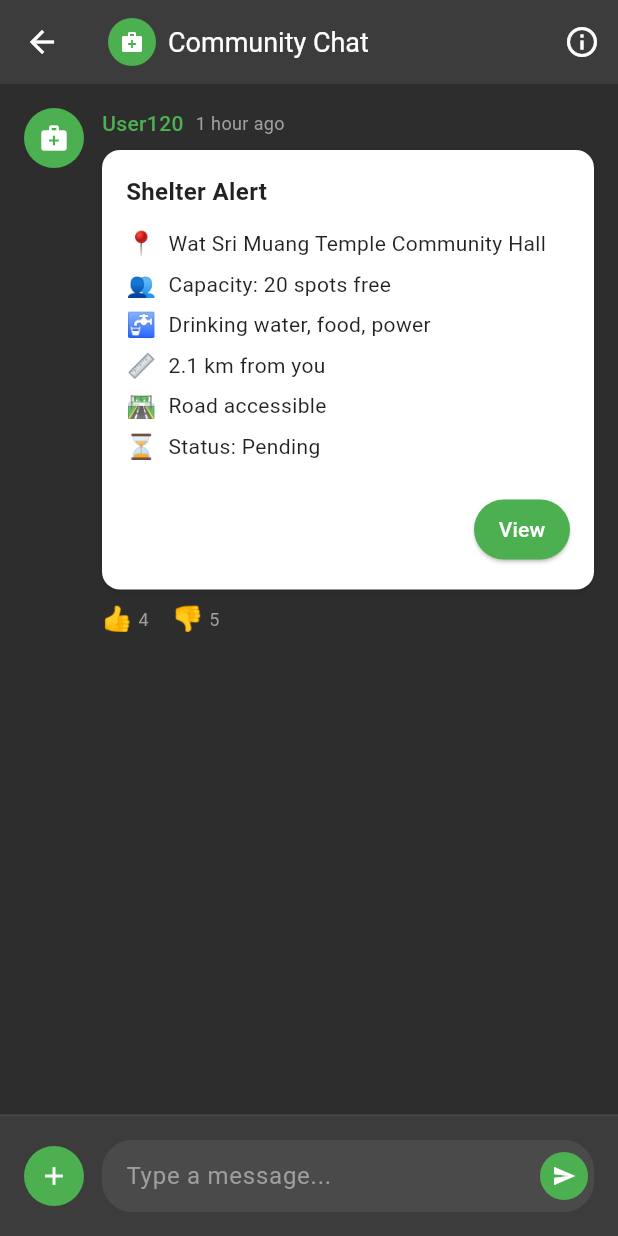
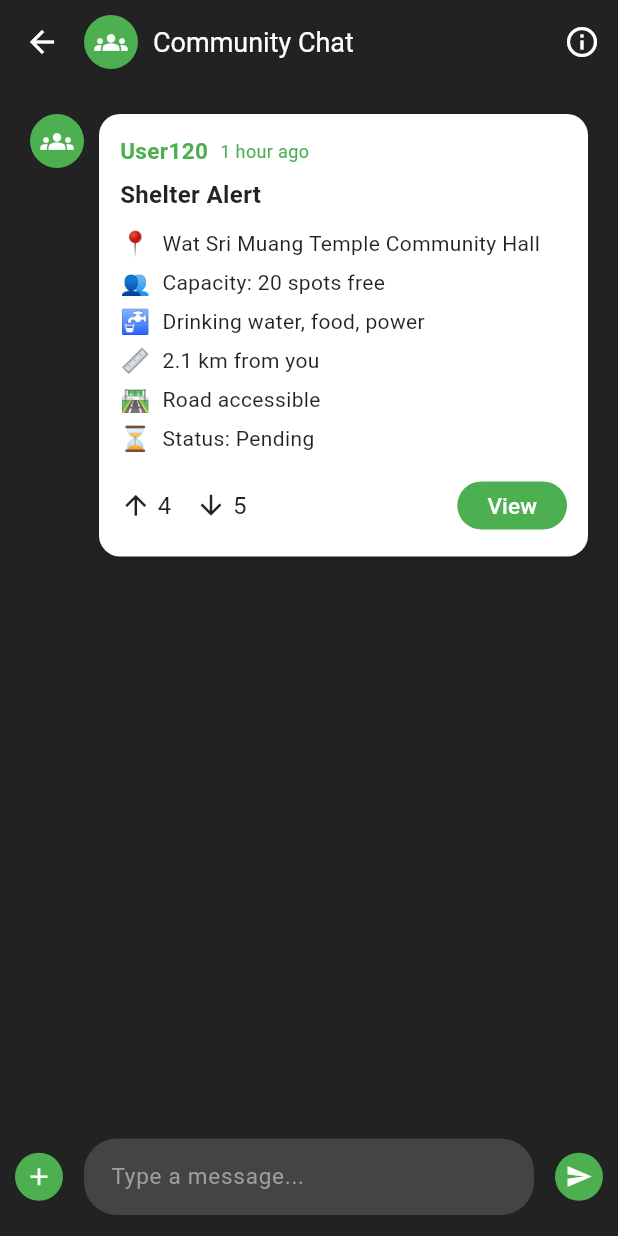
Before and after one commit to LinnLinn4/FloodNavi, a Flutter app: the CommunityChat screen opened directly, on a phone screen of 412 x 824 dp. Run offline on Flutter 3.47's test engine with Material 3 defaults, Android fonts, the phone set to English and light mode, and no system bars.

Commit message:
chat ui interface updated, redesigned community chat ui

```diff
--- a/floodnavi/lib/pages/chat_page.dart
+++ b/floodnavi/lib/pages/chat_page.dart
@@ -1,4 +1,5 @@
 import 'package:flutter/material.dart';
+import 'com_chat1.dart'; // Assuming the community chat page file
 
 class ChatPage extends StatefulWidget {
   const ChatPage({super.key});
@@ -18,16 +19,16 @@ class _ChatPageState extends State<ChatPage> {
       'title': 'Community Chat',
       'subtitle': 'Shelter Alert !!!',
       'time': 'Just now',
-      'active': true,
       'color': Colors.purple,
+      'active': false,
     },
     {
       'avatar': 'H',
       'title': 'Channel',
       'subtitle': 'Welcome!',
       'time': 'Today',
-      'active': true,
       'color': Colors.blue,
+      'active': false,
     },
   ];
 
@@ -78,7 +79,7 @@ class _ChatPageState extends State<ChatPage> {
                 itemCount: tabs.length,
                 itemBuilder: (context, index) {
                   return Padding(
-                    padding: EdgeInsets.only(right: 8),
+                    padding: const EdgeInsets.only(right: 8),
                     child: ChoiceChip(
                       label: Text(tabs[index]),
                       selected: selectedTab == index,
@@ -108,7 +109,7 @@ class _ChatPageState extends State<ChatPage> {
                     margin: const EdgeInsets.symmetric(vertical: 6),
                     child: ListTile(
                       leading: CircleAvatar(
-                        backgroundColor: chat['color'],
+                        backgroundColor: chat['color'] as Color,
                         child: Text(
                           chat['avatar'],
                           style: const TextStyle(color: Colors.white),
@@ -126,7 +127,7 @@ class _ChatPageState extends State<ChatPage> {
                             chat['time'],
                             style: const TextStyle(fontSize: 12),
                           ),
-                          if (chat['active'])
+                          if (chat['active'] == true)
                             Container(
                               margin: const EdgeInsets.only(top: 4),
                               width: 8,
@@ -139,7 +140,15 @@ class _ChatPageState extends State<ChatPage> {
                         ],
                       ),
                       onTap: () {
-                        // Navigate to chat detail page here
+                        if (chat['title'] == 'Community Chat') {
+                          Navigator.push(
+                            context,
+                            MaterialPageRoute(
+                              builder: (context) => const CommunityChat(),
+                            ),
+                          );
+                        }
+                        // Handle other chat navigation if needed
                       },
                     ),
                   );
--- a/floodnavi/lib/pages/com_chat1.dart
+++ b/floodnavi/lib/pages/com_chat1.dart
@@ -9,34 +9,32 @@ class CommunityChat extends StatefulWidget {
 
 class _CommunityChatState extends State<CommunityChat> {
   final TextEditingController _messageController = TextEditingController();
+  List<String> messages = [];
 
   @override
   Widget build(BuildContext context) {
     return Scaffold(
-      backgroundColor: const Color(0xFF2D2D2D),
+      backgroundColor: const Color(0xFF222222),
       appBar: AppBar(
-        backgroundColor: const Color(0xFF3C3C3C),
+        backgroundColor: const Color(0xFF222222),
         elevation: 0,
         leading: IconButton(
           icon: const Icon(Icons.arrow_back, color: Colors.white),
           onPressed: () => Navigator.pop(context),
         ),
+        titleSpacing: 0,
         title: Row(
           children: [
             Container(
-              width: 32,
-              height: 32,
+              width: 36,
+              height: 36,
               decoration: const BoxDecoration(
                 color: Color(0xFF4CAF50),
                 shape: BoxShape.circle,
               ),
-              child: const Icon(
-                Icons.medical_services,
-                color: Colors.white,
-                size: 16,
+              child: const Icon(Icons.groups, color: Colors.white, size: 22),
             ),
-            ),
-            const SizedBox(width: 8),
+            const SizedBox(width: 10),
             const Text(
               'Community Chat',
               style: TextStyle(color: Colors.white, fontSize: 18),
@@ -54,8 +52,11 @@ class _CommunityChatState extends State<CommunityChat> {
         children: [
           Expanded(
             child: ListView(
-              padding: const EdgeInsets.all(16),
-              children: [_buildShelterAlertMessage()],
+              padding: const EdgeInsets.all(20),
+              children: [
+                _buildShelterAlertMessage(),
+                ...messages.map((msg) => _buildMessageBubble(msg)).toList(),
+              ],
             ),
           ),
           _buildMessageInput(),
@@ -65,55 +66,29 @@ class _CommunityChatState extends State<CommunityChat> {
   }
 
   Widget _buildShelterAlertMessage() {
-    return Padding(
-      padding: const EdgeInsets.only(bottom: 16),
-      child: Row(
+    return Row(
       crossAxisAlignment: CrossAxisAlignment.start,
       children: [
+        // User avatar: green groups icon
         Container(
-            width: 40,
-            height: 40,
+          width: 36,
+          height: 36,
           decoration: const BoxDecoration(
+            shape: BoxShape.circle,
             color: Color(0xFF4CAF50),
-              shape: BoxShape.circle,
           ),
-            child: const Icon(
-              Icons.medical_services,
-              color: Colors.white,
-              size: 20,
+          child: const Icon(Icons.groups, color: Colors.white, size: 22),
         ),
-          ),
-          const SizedBox(width: 12),
+        const SizedBox(width: 10),
         Expanded(
-            child: Column(
-              crossAxisAlignment: CrossAxisAlignment.start,
-              children: [
-                Row(
-                  children: [
-                    const Text(
-                      'User120',
-                      style: TextStyle(
-                        color: Color(0xFF4CAF50),
-                        fontWeight: FontWeight.w500,
-                        fontSize: 14,
-                      ),
-                    ),
-                    const SizedBox(width: 8),
-                    const Text(
-                      '1 hour ago',
-                      style: TextStyle(color: Colors.grey, fontSize: 12),
-                    ),
-                  ],
-                ),
-                const SizedBox(height: 8),
-                Container(
-                  padding: const EdgeInsets.all(16),
+          child: Container(
+            padding: const EdgeInsets.all(14),
             decoration: BoxDecoration(
               color: Colors.white,
-                    borderRadius: BorderRadius.circular(12),
+              borderRadius: BorderRadius.circular(14),
               boxShadow: [
                 BoxShadow(
-                        color: Colors.black.withOpacity(0.1),
+                  color: Colors.black.withOpacity(0.10),
                   blurRadius: 4,
                   offset: const Offset(0, 2),
                 ),
@@ -122,6 +97,25 @@ class _CommunityChatState extends State<CommunityChat> {
             child: Column(
               crossAxisAlignment: CrossAxisAlignment.start,
               children: [
+                // User name and time
+                Row(
+                  children: [
+                    const Text(
+                      'User120',
+                      style: TextStyle(
+                        color: Color(0xFF4CAF50),
+                        fontWeight: FontWeight.w600,
+                        fontSize: 15,
+                      ),
+                    ),
+                    const SizedBox(width: 8),
+                    const Text(
+                      '1 hour ago',
+                      style: TextStyle(color: Colors.green, fontSize: 12),
+                    ),
+                  ],
+                ),
+                const SizedBox(height: 7),
                 const Text(
                   'Shelter Alert',
                   style: TextStyle(
@@ -130,61 +124,52 @@ class _CommunityChatState extends State<CommunityChat> {
                     fontSize: 16,
                   ),
                 ),
-                      const SizedBox(height: 12),
-                      _buildInfoRow(
-                        '📍',
-                        'Wat Sri Muang Temple Community Hall',
-                      ),
+                const SizedBox(height: 10),
+                _buildInfoRow('📍', 'Wat Sri Muang Temple Community Hall'),
                 _buildInfoRow('👥', 'Capacity: 20 spots free'),
                 _buildInfoRow('🚰', 'Drinking water, food, power'),
                 _buildInfoRow('📏', '2.1 km from you'),
                 _buildInfoRow('🛣️', 'Road accessible'),
                 _buildInfoRow('⏳', 'Status: Pending'),
-                      const SizedBox(height: 16),
-                      Align(
-                        alignment: Alignment.centerRight,
-                        child: ElevatedButton(
+                const SizedBox(height: 10),
+                Row(
+                  children: [
+                    // up arrow and number
+                    _buildReactionButton(Icons.arrow_upward, '4'),
+                    const SizedBox(width: 16),
+                    // down arrow and number
+                    _buildReactionButton(Icons.arrow_downward, '5'),
+                    const Spacer(),
+                    ElevatedButton(
                       onPressed: () {},
                       style: ElevatedButton.styleFrom(
                         backgroundColor: const Color(0xFF4CAF50),
                         foregroundColor: Colors.white,
                         shape: RoundedRectangleBorder(
-                              borderRadius: BorderRadius.circular(20),
+                          borderRadius: BorderRadius.circular(22),
                         ),
+                        visualDensity: VisualDensity.compact,
                         padding: const EdgeInsets.symmetric(
-                              horizontal: 16,
+                          horizontal: 20,
                           vertical: 8,
                         ),
+                        elevation: 0,
                       ),
-                          child: const Text(
-                            'View',
-                            style: TextStyle(fontSize: 14),
+                      child: const Text('View', style: TextStyle(fontSize: 15)),
                     ),
-                        ),
-                      ),
-                    ],
-                  ),
-                ),
-                const SizedBox(height: 8),
-                Row(
-                  children: [
-                    _buildReactionButton('👍', '4'),
-                    const SizedBox(width: 16),
-                    _buildReactionButton('👎', '5'),
-                    const SizedBox(width: 16),
                   ],
                 ),
               ],
             ),
           ),
+        ),
       ],
-      ),
     );
   }
 
   Widget _buildInfoRow(String emoji, String text) {
     return Padding(
-      padding: const EdgeInsets.only(bottom: 4),
+      padding: const EdgeInsets.only(bottom: 3),
       child: Row(
         children: [
           Text(emoji, style: const TextStyle(fontSize: 16)),
@@ -200,72 +185,49 @@ class _CommunityChatState extends State<CommunityChat> {
     );
   }
 
-  Widget _buildReactionButton(String emoji, String count) {
-    return GestureDetector(
-      onTap: () {},
-      child: Row(
+  Widget _buildReactionButton(IconData icon, String count) {
+    return Row(
       mainAxisSize: MainAxisSize.min,
       children: [
-          Text(emoji, style: const TextStyle(fontSize: 16)),
+        Icon(icon, color: Colors.black87, size: 21),
         if (count.isNotEmpty) ...[
           const SizedBox(width: 4),
           Text(
             count,
-              style: const TextStyle(color: Colors.grey, fontSize: 12),
+            style: const TextStyle(color: Colors.black87, fontSize: 16),
           ),
         ],
       ],
+    );
+  }
+
+  Widget _buildMessageBubble(String message) {
+    return Padding(
+      padding: const EdgeInsets.only(top: 10, left: 56),
+      child: Align(
+        alignment: Alignment.centerRight,
+        child: Container(
+          decoration: BoxDecoration(
+            color: Colors.green.shade700,
+            borderRadius: BorderRadius.circular(16),
+          ),
+          padding: const EdgeInsets.symmetric(horizontal: 16, vertical: 11),
+          child: Text(
+            message,
+            style: const TextStyle(color: Colors.white, fontSize: 15),
+          ),
+        ),
       ),
     );
   }
 
   Widget _buildMessageInput() {
     return Container(
-      padding: const EdgeInsets.all(16),
-      decoration: const BoxDecoration(
-        color: Color(0xFF3C3C3C),
-        border: Border(top: BorderSide(color: Color(0xFF4A4A4A), width: 1)),
-      ),
+      padding: const EdgeInsets.symmetric(horizontal: 10, vertical: 14),
+      color: Colors.transparent,
       child: Row(
         children: [
           Container(
-            width: 40,
-            height: 40,
-            decoration: const BoxDecoration(
-              color: Color(0xFF4CAF50),
-              shape: BoxShape.circle,
-            ),
-            child: IconButton(
-              icon: const Icon(Icons.add, color: Colors.white, size: 20),
-              onPressed: () {},
-            ),
-          ),
-          const SizedBox(width: 12),
-          Expanded(
-            child: Container(
-              decoration: BoxDecoration(
-                color: const Color(0xFF4A4A4A),
-                borderRadius: BorderRadius.circular(20),
-              ),
-              child: Row(
-                children: [
-                  Expanded(
-                    child: TextField(
-                      controller: _messageController,
-                      style: const TextStyle(color: Colors.white),
-                      decoration: const InputDecoration(
-                        hintText: 'Type a message...',
-                        hintStyle: TextStyle(color: Colors.grey),
-                        border: InputBorder.none,
-                        contentPadding: EdgeInsets.symmetric(
-                          horizontal: 16,
-                          vertical: 12,
-                        ),
-                      ),
-                    ),
-                  ),
-                  Container(
-                    margin: const EdgeInsets.only(right: 4),
             width: 32,
             height: 32,
             decoration: const BoxDecoration(
@@ -273,26 +235,62 @@ class _CommunityChatState extends State<CommunityChat> {
               shape: BoxShape.circle,
             ),
             child: IconButton(
-                      icon: const Icon(
-                        Icons.send,
-                        color: Colors.white,
-                        size: 16,
-                      ),
-                      onPressed: () {
-                        if (_messageController.text.trim().isNotEmpty) {
-                          // Handle sending message
-                          _messageController.clear();
-                        }
-                      },
+              icon: const Icon(Icons.add, color: Colors.white),
+              onPressed: () {},
+              iconSize: 19,
+              padding: EdgeInsets.zero,
             ),
           ),
-                ],
+          const SizedBox(width: 14),
+          Expanded(
+            child: Container(
+              decoration: BoxDecoration(
+                color: const Color(0xFF444444),
+                borderRadius: BorderRadius.circular(22),
               ),
+              child: TextField(
+                controller: _messageController,
+                style: const TextStyle(color: Colors.white, fontSize: 15),
+                decoration: const InputDecoration(
+                  hintText: 'Type a message...',
+                  hintStyle: TextStyle(color: Colors.grey, fontSize: 15),
+                  border: InputBorder.none,
+                  contentPadding: EdgeInsets.symmetric(
+                    horizontal: 18,
+                    vertical: 14,
+                  ),
+                ),
+                onSubmitted: (_) => _handleSend(),
+              ),
+            ),
+          ),
+          const SizedBox(width: 14),
+          Container(
+            width: 32,
+            height: 32,
+            decoration: const BoxDecoration(
+              color: Color(0xFF4CAF50),
+              shape: BoxShape.circle,
+            ),
+            child: IconButton(
+              icon: const Icon(Icons.send, color: Colors.white),
+              onPressed: _handleSend,
+              iconSize: 18,
+              padding: EdgeInsets.zero,
             ),
           ),
         ],
       ),
     );
+  }
+
+  void _handleSend() {
+    if (_messageController.text.trim().isNotEmpty) {
+      setState(() {
+        messages.add(_messageController.text.trim());
+      });
+      _messageController.clear();
+    }
   }
 
   @override
```
Lines whose indentation alone changed are shown as unchanged.
